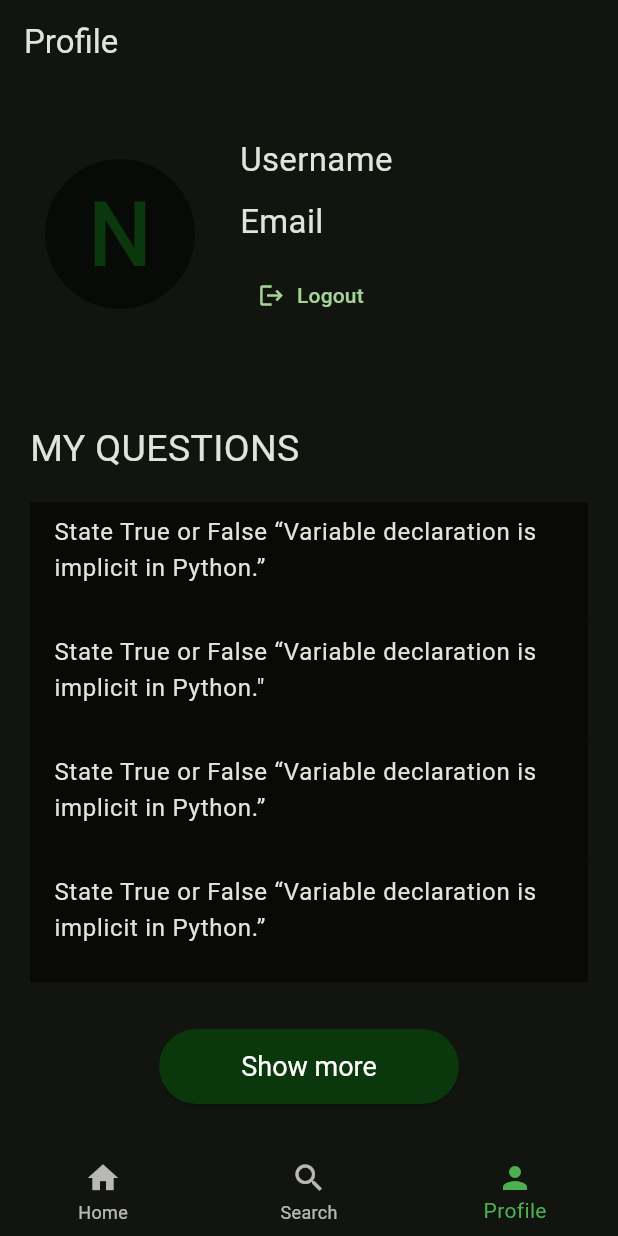
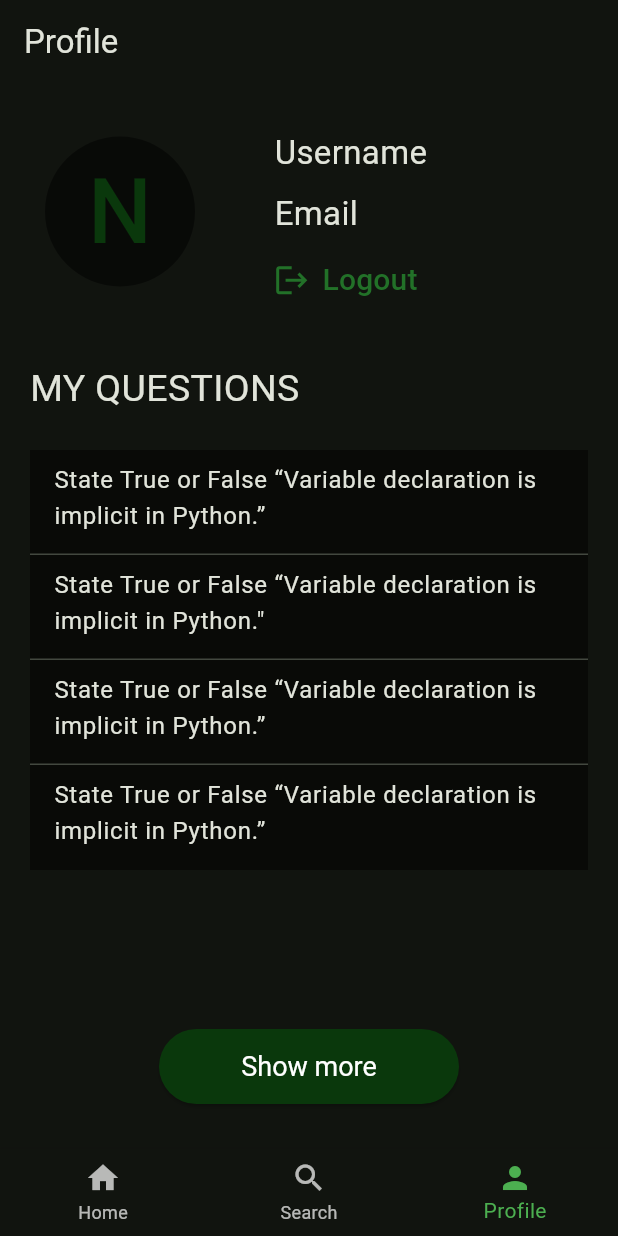
Before and after one commit to Somnathumapathi/Status200, a Flutter app: the screen it shows once a user with an empty profile is signed in, item 3 of the bottom bar chosen, on a phone screen of 412 x 824 dp. Run offline on Flutter 3.47's test engine with Material 3 defaults, Android fonts, the light colour scheme and no system bars; our stand-ins replace cloud_firestore, firebase_auth, firebase_core, firebase_storage, get; missing offline and left inert: neopop; accounts and stored records are empty.

Commit message:
added lines between questions

```diff
--- a/lib/views/screens/profile_screen.dart
+++ b/lib/views/screens/profile_screen.dart
@@ -1,3 +1,4 @@
+// ignore: unused_import
 import 'package:flutter/foundation.dart';
 import 'package:flutter/material.dart';
 import 'package:get/get.dart';
@@ -30,8 +31,8 @@ class ProfileScreen extends StatelessWidget {
           child: Column(
             children: [
                Row(children: [
-                Padding(
-                  padding: EdgeInsets.only(left: 10.0, right: 30.0),
+                const Padding(
+                  padding: EdgeInsets.only(left: 10.0, right: 40.0),
                   child: CircleAvatar(
                     radius: 50.0,
                     backgroundColor: Color.fromARGB(129, 0, 0, 0),
@@ -42,62 +43,67 @@ class ProfileScreen extends StatelessWidget {
                   ),
                 ),
                 Column(crossAxisAlignment: CrossAxisAlignment.start, children: [
-                  SizedBox(height: 30),
-                  Text(
+                  const SizedBox(height: 20.0),
+                  const Padding(
+                    padding: EdgeInsets.only(left:13.0, right:5.0, top:5.0, bottom:5.0),
+                    child: Text(
                       'Username',
                       style: TextStyle(fontSize: 22),
                     ),
-                  SizedBox(height: 10),
-                  Text(
+                  ),
+                  //const SizedBox(height: 10.0),
+                  const Padding(
+                    padding: EdgeInsets.only(left:13.0, right:5.0, top:5.0, bottom:5.0),
+                    child: Text(
                       'Email',
                       style: TextStyle(fontSize: 22),
                     ),
-                  SizedBox(height: 10),
+                  ),
+                  // const SizedBox(height: 10.0),
                   TextButton.icon(
                       onPressed: () => authController.logout(),
-                    label: Text('Logout'),
-                    icon: Icon(Icons.logout),
+                      label: const Text('Logout', style: TextStyle(color: Color.fromARGB(255, 34, 113, 40), fontSize: 20.0),),
+                      icon: const Icon(Icons.logout, color:Color.fromARGB(255, 34, 113, 40), size: 25.0,),
                       ),
-                  SizedBox(height: 30),
+                  const SizedBox(height: 10.0),
                 ])
               ]),
-              const SizedBox(height: 30),
+              const SizedBox(height: 20.0),
               const Align(
                 alignment: Alignment.topLeft,
                 child: Text(
                   'MY QUESTIONS',
                   style: TextStyle(fontSize: 25),
-                  // textAlign: ,
                 ),
               ),
-              const SizedBox(height: 10),
+              const SizedBox(height: 15.0),
               Expanded(
                 child: Padding(
                   padding: const EdgeInsets.only(top: 8.0, bottom: 8.0),
                   child: ListView(
-                    itemExtent: 80.0,
-                    children: const <Widget>[
-                      ListTile(
+                    itemExtent: 70.0,
+                    children: ListTile.divideTiles(context: context, tiles: [
+                      const ListTile(
                         title: Text(
                             'State True or False “Variable declaration is implicit in Python.”'),
                         tileColor: Color.fromARGB(130, 1, 0, 0),
                       ),
-                      ListTile(
+                      const ListTile(
                         title: Text(
                             'State True or False “Variable declaration is implicit in Python."'),
                         tileColor: Color.fromARGB(130, 1, 0, 0),
                       ),
-                      ListTile(
+                      const ListTile(
                         title: Text(
                             'State True or False “Variable declaration is implicit in Python.”'),
                         tileColor: Color.fromARGB(130, 1, 0, 0),
                       ),
-                      ListTile(
+                      const ListTile(
                         title: Text(
                             'State True or False “Variable declaration is implicit in Python.”'),
                         tileColor: Color.fromARGB(130, 1, 0, 0),
                       ),
-                    ],
+                    ]).toList(),
                   ),
                 ),
               ),
```
Lines whose indentation alone changed are shown as unchanged.
